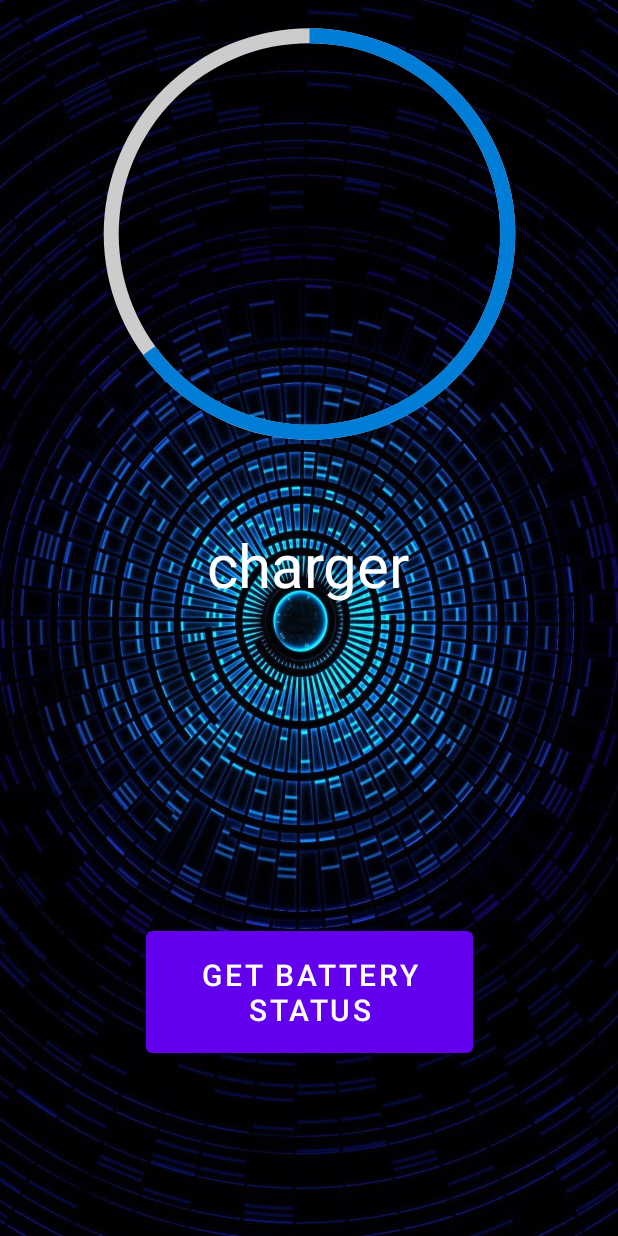
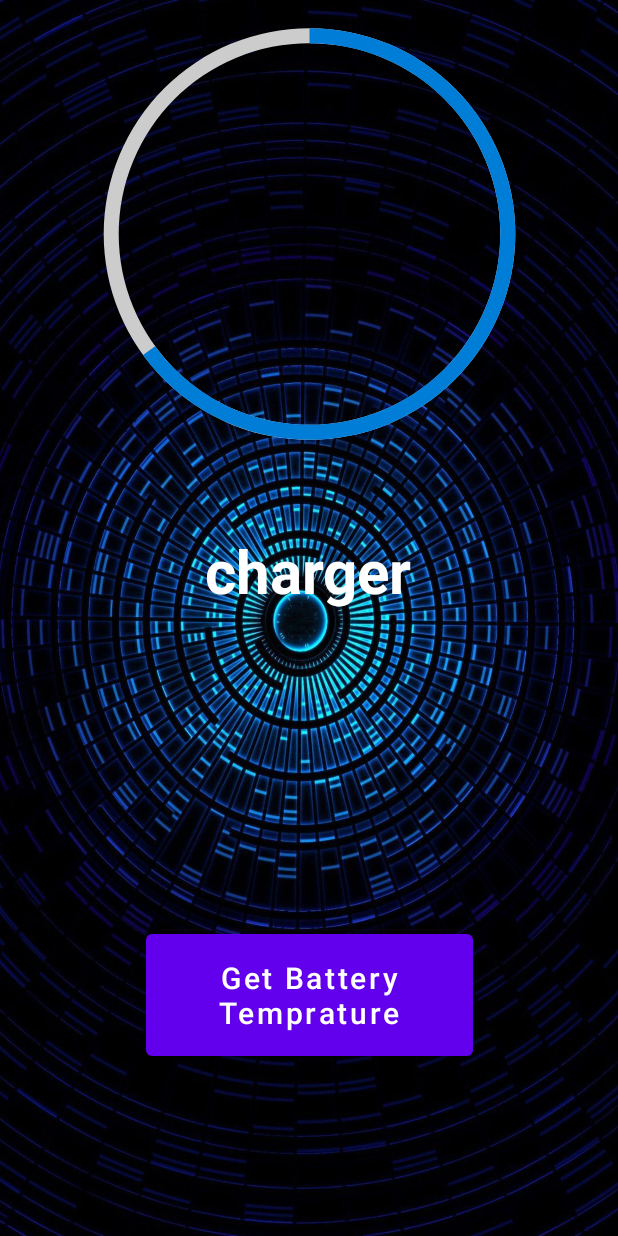
Before and after one commit to vikasz1/Android-BatteryManager, an Android app: the screen it shows after launch (MainActivity), on a phone screen of 412 x 824 dp. Run offline under Robolectric (Android 15) with nearby library versions, the phone set to English and light mode, and no system bars.

Commit message:
Added a Screenshot immage

```diff
--- a/app/src/main/java/com/example/batterymanagerjava/MainActivity.java
+++ b/app/src/main/java/com/example/batterymanagerjava/MainActivity.java
@@ -40,7 +40,9 @@ public class MainActivity extends AppCompatActivity {
             button.setOnClickListener(new View.OnClickListener() {
                 @Override
                 public void onClick(View v) {
-                    Toast.makeText(MainActivity.this, String.valueOf(temperature/10)+" Degree Celcius", Toast.LENGTH_SHORT).show();
+                    Toast toast = Toast.makeText(MainActivity.this, String.valueOf(temperature/10)+" Degree Celcius", Toast.LENGTH_SHORT);
+                    toast.setGravity(Gravity.TOP,10,600);
+                    toast.show();
                 }
             });
 
--- a/app/src/main/res/layout/activity_main.xml
+++ b/app/src/main/res/layout/activity_main.xml
@@ -12,7 +12,7 @@
         android:id="@+id/percentage"
         android:layout_width="277dp"
         android:layout_height="173dp"
-        android:layout_marginTop="76dp"
+        android:layout_marginTop="80dp"
         android:textAlignment="center"
         android:textColor="#FFFFFF"
         android:textSize="80sp"
@@ -28,7 +28,9 @@
         android:layout_height="93dp"
         android:layout_marginTop="138dp"
         android:layout_marginBottom="80dp"
-        android:text="Get Battery Status"
+        android:capitalize="none"
+        android:text="Get Battery Temprature"
+        android:textAllCaps="false"
         android:textSize="20sp"
         app:layout_constraintBottom_toBottomOf="parent"
         app:layout_constraintEnd_toEndOf="parent"
@@ -44,6 +46,7 @@
         android:textAlignment="center"
         android:textColor="@color/white"
         android:textSize="40dp"
+        android:textStyle="bold"
         app:layout_constraintEnd_toEndOf="parent"
         app:layout_constraintHorizontal_bias="0.498"
         app:layout_constraintStart_toStartOf="parent"
```
Also changed, not shown: app/src/main/res/drawable-v24/ss.jpg (added).
